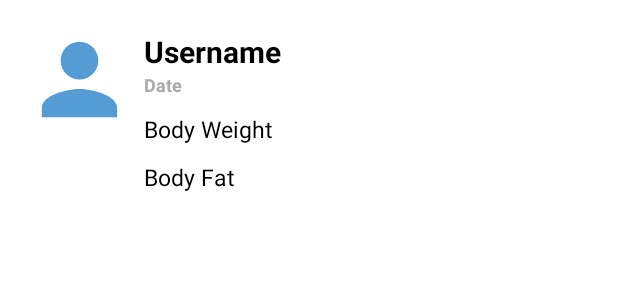
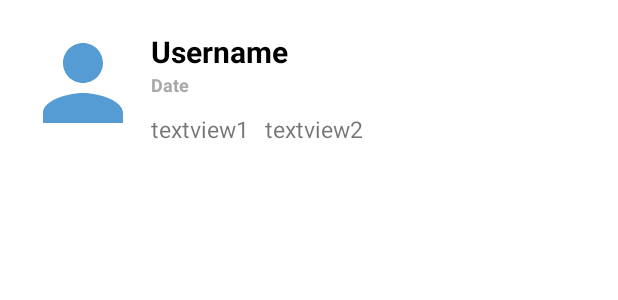
Before and after one commit to o-huang/FinalProjectCS5520, an Android app: the layout share_public_list_items.xml on its own in the app's theme, with its tools: preview values and no code run, on a phone screen of 412 x 824 dp. Shown: the top 300 px of the screen. Run offline under Robolectric (Android 15) with nearby library versions, the phone set to English and light mode, and no system bars.

Commit message:
Edit share public page

```diff
--- a/app/src/main/res/layout/share_public_list_items.xml
+++ b/app/src/main/res/layout/share_public_list_items.xml
@@ -10,8 +10,8 @@
 
     <ImageView
         android:id="@+id/imageView"
-        android:layout_width="75dp"
-        android:layout_height="75dp"
+        android:layout_width="80dp"
+        android:layout_height="80dp"
 
         app:srcCompat="@drawable/ic_baseline_person_24" />
 
@@ -47,30 +47,57 @@
             android:textSize="12sp"
             />
 
+<!--        <TextView-->
+<!--            android:id="@+id/public_bodyweight"-->
+
+<!--            android:layout_width="match_parent"-->
+<!--            android:layout_height="wrap_content"-->
+<!--            android:layout_margin="1dp"-->
+<!--            android:layout_weight="1"-->
+<!--            android:textSize="15sp"-->
+<!--            android:textColor="#000"-->
+
+<!--            android:text="Body Weight" />-->
+
+<!--        <TextView-->
+<!--            android:id="@+id/public_bodyfat"-->
+<!--            android:layout_width="match_parent"-->
+<!--            android:layout_height="wrap_content"-->
+<!--            android:layout_margin="1dp"-->
+<!--            android:layout_weight="1"-->
+<!--            android:textSize="15sp"-->
+<!--            android:textColor="#000"-->
+
+<!--            android:text="Body Fat" />-->
+        <LinearLayout
+            android:layout_width="wrap_content"
+            android:layout_height="wrap_content"
+            android:orientation="horizontal" >
+
             <TextView
                 android:id="@+id/public_bodyweight"
+                android:layout_width="wrap_content"
+                android:layout_height="wrap_content"
+                android:layout_weight="1"
+                android:layout_margin="5dp"
+                android:ellipsize="end"
 
-            android:layout_width="match_parent"
-            android:layout_height="wrap_content"
-            android:layout_margin="5dp"
-            android:layout_weight="1"
                 android:textSize="15sp"
-            android:textColor="#000"
-
-            android:text="Body Weight" />
+                android:text="textview1" />
 
             <TextView
                 android:id="@+id/public_bodyfat"
-            android:layout_width="match_parent"
+                android:layout_width="wrap_content"
                 android:layout_height="wrap_content"
+                android:layout_weight="0"
                 android:layout_margin="5dp"
-            android:layout_weight="1"
+                android:ellipsize="end"
+
                 android:textSize="15sp"
-            android:textColor="#000"
-
-            android:text="Body Fat" />
+                android:text="textview2" />
 
 
+        </LinearLayout>
 
         <!--        <LinearLayout-->
 <!--            android:id="@+id/LinearLayout03"-->
```
Lines whose indentation alone changed are shown as unchanged.
